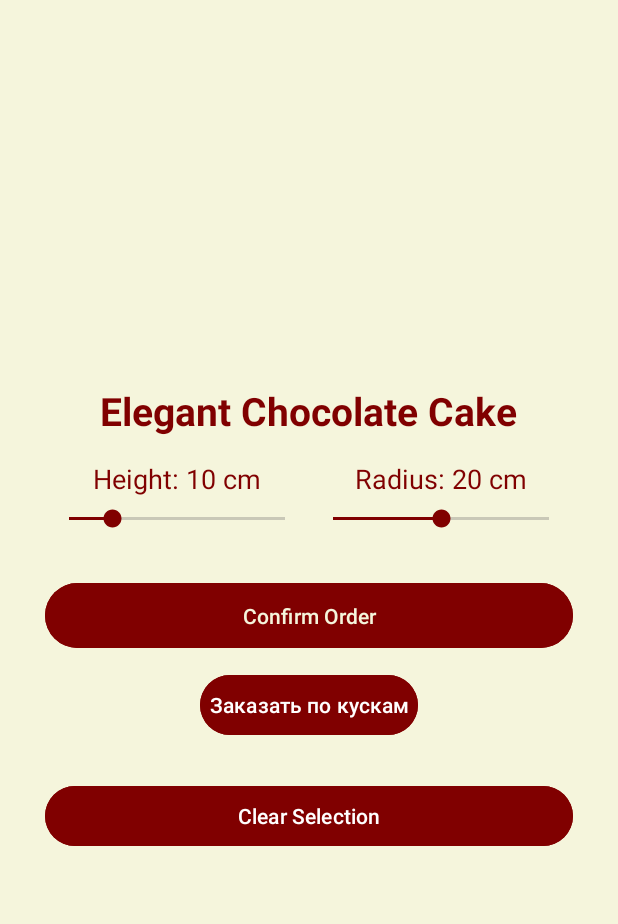
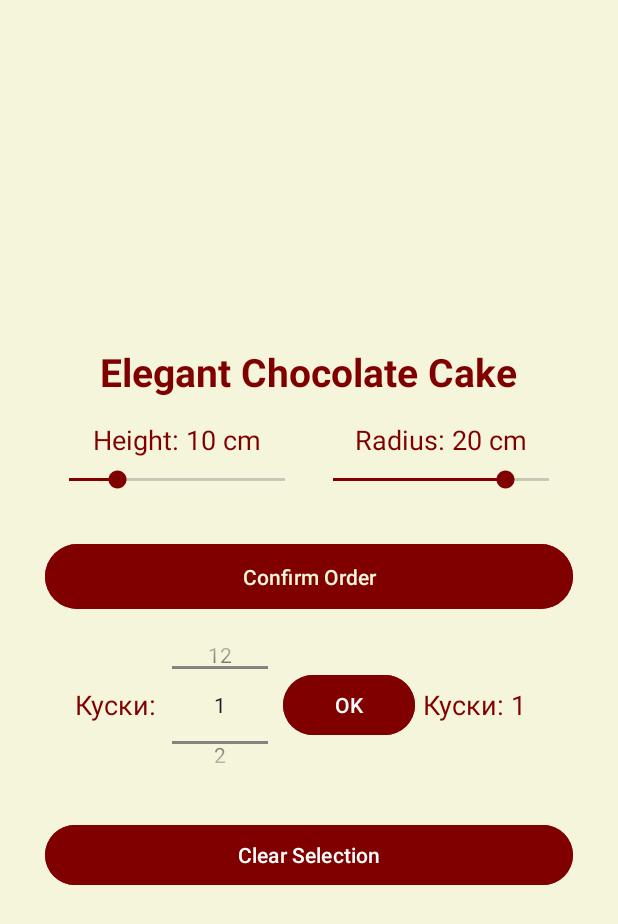
Before and after one commit to Griart135/CakesProject, an Android app: the OrderActivity screen opened directly, with no data from a screen before it, on a phone screen of 412 x 824 dp. Shown: the top 924 px of the screen. Run offline under Robolectric (Android 15) with nearby library versions, the phone set to English and light mode, and no system bars.

Commit message:
numberPicker

```diff
--- a/app/src/main/java/com/example/afinal/OrderActivity.java
+++ b/app/src/main/java/com/example/afinal/OrderActivity.java
@@ -3,15 +3,21 @@ package com.example.afinal;
 import android.annotation.SuppressLint;
 import android.os.Bundle;
 import android.view.View;
+import android.widget.Button;
 import android.widget.ImageView;
+import android.widget.NumberPicker;
 import android.widget.SeekBar;
 import android.widget.TextView;
+import android.widget.Toast;
+
 import androidx.appcompat.app.AppCompatActivity;
 
 public class OrderActivity extends AppCompatActivity {
 
-    private TextView heightLabel, radiusLabel;
+    private TextView heightLabel, radiusLabel, slicesLabel;
     private SeekBar heightSeekBar, radiusSeekBar;
+    private NumberPicker slicesPicker;
+    private Button orderSlicesButton;
 
     @SuppressLint("MissingInflatedId")
     @Override
@@ -25,7 +31,26 @@ public class OrderActivity extends AppCompatActivity {
         radiusSeekBar = findViewById(R.id.order_radius_seekbar);
         ImageView orderCakeImage = findViewById(R.id.cake_image);
         TextView cakeNameTextView = findViewById(R.id.cake_name);
+        slicesPicker = findViewById(R.id.order_slices_picker);
+        orderSlicesButton = findViewById(R.id.order_slices_button);
+        slicesLabel = findViewById(R.id.slices_label);
 
+
+
+        slicesPicker.setMinValue(1);
+        slicesPicker.setMaxValue(12);
+        slicesPicker.setWrapSelectorWheel(true);
+
+        slicesPicker.setOnValueChangedListener((picker, oldVal, newVal) ->
+                slicesLabel.setText("Куски: " + newVal)
+        );
+
+
+
+        orderSlicesButton.setOnClickListener(v -> {
+            int selectedSlices = slicesPicker.getValue();
+            Toast.makeText(OrderActivity.this, "Вы выбрали " + selectedSlices + " кусочков", Toast.LENGTH_SHORT).show();
+        });
 
         int imageResId = getIntent().getIntExtra("ImageResId", -1);
         String cakeName = getIntent().getStringExtra("cake_name");
@@ -42,13 +67,15 @@ public class OrderActivity extends AppCompatActivity {
         }
 
         heightSeekBar.setProgress(10);
-        radiusSeekBar.setProgress(50);
+        radiusSeekBar.setProgress(20);
+
+        heightSeekBar.setMax(45);
+        radiusSeekBar.setMax(25);
 
         heightSeekBar.setOnSeekBarChangeListener(new SeekBar.OnSeekBarChangeListener() {
             @Override
             public void onProgressChanged(SeekBar seekBar, int progress, boolean fromUser) {
-                double height = Math.round(progress / 10.0 * 10.0) / 10.0;
-                heightLabel.setText("Height: " + height + " cm");
+                heightLabel.setText("Height: " + (progress + 5) + " cm");
             }
 
             @Override
@@ -61,8 +88,7 @@ public class OrderActivity extends AppCompatActivity {
         radiusSeekBar.setOnSeekBarChangeListener(new SeekBar.OnSeekBarChangeListener() {
             @Override
             public void onProgressChanged(SeekBar seekBar, int progress, boolean fromUser) {
-                double radius = Math.round(progress / 10.0 * 10.0) / 10.0;
-                radiusLabel.setText("Radius: " + radius + " cm");
+                radiusLabel.setText("Radius: " + (progress + 5) + " cm");
             }
 
             @Override
@@ -71,5 +97,12 @@ public class OrderActivity extends AppCompatActivity {
             @Override
             public void onStopTrackingTouch(SeekBar seekBar) {}
         });
+        Button orderButton = findViewById(R.id.order_button);
+        orderButton.setOnClickListener(v -> {
+            int height = heightSeekBar.getProgress() + 5;
+            int radius = radiusSeekBar.getProgress() + 5;
+
+            Toast.makeText(OrderActivity.this, "Вы заказали торт с высотой " + height + " см и радиусом " + radius + " см", Toast.LENGTH_SHORT).show();
+        });
     }
 }
--- a/app/src/main/res/layout/activity_cake_details.xml
+++ b/app/src/main/res/layout/activity_cake_details.xml
@@ -2,6 +2,7 @@
 <androidx.constraintlayout.widget.ConstraintLayout xmlns:android="http://schemas.android.com/apk/res/android"
     android:layout_width="match_parent"
     android:layout_height="match_parent"
+    android:background="#F5F5DC"
     xmlns:app="http://schemas.android.com/apk/res-auto">
 
     <ImageView
--- a/app/src/main/res/layout/activity_order.xml
+++ b/app/src/main/res/layout/activity_order.xml
@@ -53,7 +53,7 @@
                 android:id="@+id/order_height_seekbar"
                 android:layout_width="match_parent"
                 android:layout_height="wrap_content"
-                android:max="50"
+                android:max="45"
                 android:progress="10"
                 android:thumbTint="#800000"
                 android:progressTint="#800000"/>
@@ -80,7 +80,7 @@
                 android:id="@+id/order_radius_seekbar"
                 android:layout_width="match_parent"
                 android:layout_height="wrap_content"
-                android:max="100"
+                android:max="25"
                 android:progress="20"
                 android:thumbTint="#800000"
                 android:progressTint="#800000"/>
@@ -98,17 +98,48 @@
         android:elevation="4dp"
         android:layout_marginBottom="10dp"/>
 
+    <LinearLayout
+        android:layout_width="match_parent"
+        android:layout_height="100dp"
+        android:orientation="horizontal"
+        android:gravity="center"
+        android:layout_marginBottom="10dp">
+
+        <TextView
+            android:layout_width="wrap_content"
+            android:layout_height="wrap_content"
+            android:text="Куски:"
+            android:textSize="18sp"
+            android:textColor="#800000"
+            android:layout_marginEnd="10dp"/>
+
+        <NumberPicker
+            android:id="@+id/order_slices_picker"
+            android:layout_width="wrap_content"
+            android:layout_height="wrap_content" />
+
         <Button
             android:id="@+id/order_slices_button"
             android:layout_width="wrap_content"
             android:layout_height="wrap_content"
-        android:text="Заказать по кускам"
+            android:text="OK"
             android:backgroundTint="#800000"
             android:textColor="#FFFFFF"
             android:padding="6dp"
             android:elevation="4dp"
-        android:layout_marginBottom="10dp"
-        android:layout_gravity="center"/>
+            android:layout_marginStart="10dp"/>
+
+        <TextView
+            android:id="@+id/slices_label"
+            android:layout_width="wrap_content"
+            android:layout_height="wrap_content"
+            android:text="Куски: 1"
+            android:textSize="18sp"
+            android:textColor="#800000"
+            android:layout_marginStart="5dp"
+            android:layout_marginEnd="10dp"/>
+
+    </LinearLayout>
 
     <Button
         android:id="@+id/clear_button"
```
Lines whose indentation alone changed are shown as unchanged.
